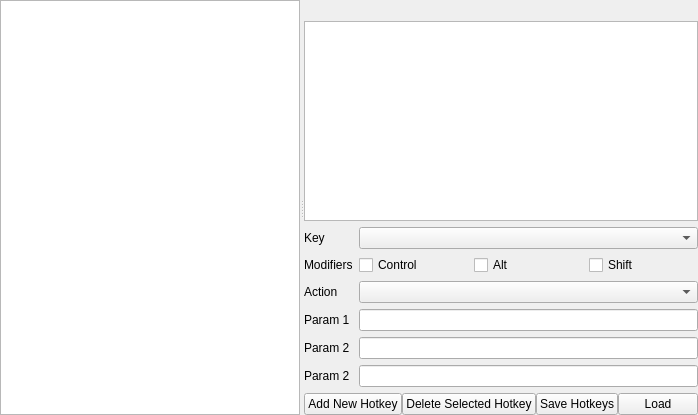
Above: widgets/hotkeys/ui/hotkeys.ui from matzman666/PyPipboyApp before the change. Below: the same form after it.
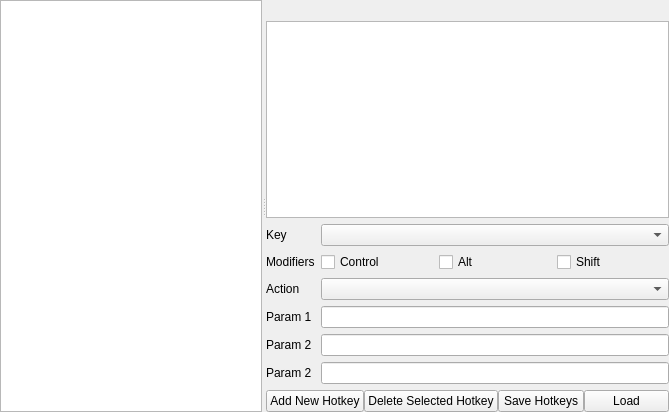
That is the form after the change.

Commit message: Tweaked minimum sizes, and added mechanism to force the instructions panel open

Diff of the .ui file:
```diff
--- a/widgets/hotkeys/ui/hotkeys.ui
+++ b/widgets/hotkeys/ui/hotkeys.ui
@@ -6,8 +6,8 @@
    <rect>
     <x>0</x>
     <y>0</y>
-    <width>687</width>
-    <height>408</height>
+    <width>669</width>
+    <height>412</height>
    </rect>
   </property>
   <property name="windowTitle">
@@ -37,7 +37,7 @@
         <widget class="QTextBrowser" name="textBrowser">
          <property name="minimumSize">
           <size>
-           <width>300</width>
+           <width>200</width>
            <height>0</height>
           </size>
          </property>
@@ -120,8 +120,8 @@
         <widget class="QTableWidget" name="tableWidget">
          <property name="minimumSize">
           <size>
-           <width>300</width>
-           <height>200</height>
+           <width>100</width>
+           <height>100</height>
           </size>
          </property>
         </widget>
```
The commit also changes 1 other file.
